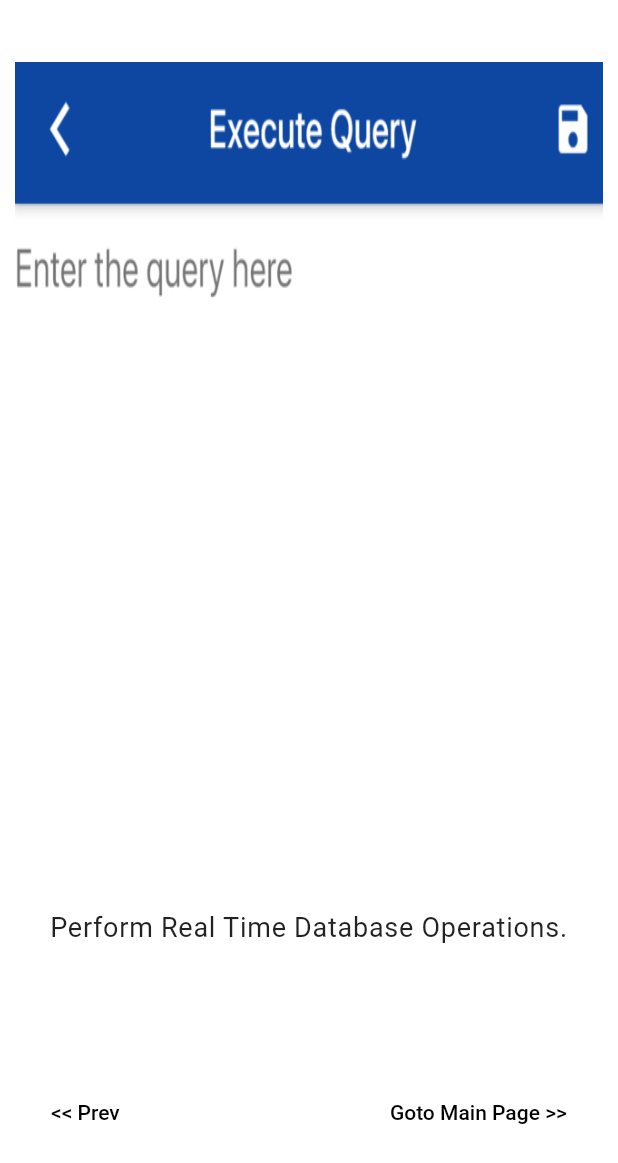
After one commit to nikhil-francium/francium_tech_sql, a Flutter app: the screen it shows after launch, after a tap on "Next >>", on a phone screen of 412 x 824 dp. The commit adds this screen. Shown: the top 1163 px of the screen. Run offline on Flutter 3.47's test engine with Material 2 defaults, Android fonts, the phone set to English and light mode, and no system bars; our stand-ins replace file_picker, flutter_slidable, font_awesome_flutter, shared_preferences; missing offline and left inert: flutter_webview_plugin, postgres; Roboto replaces fonts that are missing (Montserrat).

Commit message:
Added intro sliders and query validations

```diff
--- a/lib/models/postgres_connection_model.dart
+++ b/lib/models/postgres_connection_model.dart
@@ -2,19 +2,26 @@ import 'package:flutter/cupertino.dart';
 import 'package:francium_tech_sql/models/connection_model.dart';
 import 'package:postgres/postgres.dart';
 
+
 class PostgresConnectionModel {
 
-  static Future<PostgreSQLConnection> getConnection(
+  String message = '';
+  PostgreSQLConnection postgresConnection;
+
+
+  static Future<PostgresConnectionModel> getConnection(
       {@required ConnectionModel connectionModel}) async {
+    PostgresConnectionModel postgresConnectionModel = PostgresConnectionModel();
     PostgreSQLConnection postgreSQLConnection;
     try {
       postgreSQLConnection = new PostgreSQLConnection(connectionModel.host,
           int.parse(connectionModel.port), connectionModel.database,
           username: connectionModel.user, password: connectionModel.password);
       await postgreSQLConnection.open();
+      postgresConnectionModel.postgresConnection = postgreSQLConnection;
     } catch (e) {
-      return postgreSQLConnection;
+      postgresConnectionModel.message = e.toString();
     }
-    return postgreSQLConnection;
+    return postgresConnectionModel;
   }
 }
--- a/lib/pages/connections/list_connections.dart
+++ b/lib/pages/connections/list_connections.dart
@@ -6,6 +6,7 @@ import 'package:francium_tech_sql/pages/database/database_page.dart';
 import 'package:francium_tech_sql/providers/connections_list_provider.dart';
 import 'package:francium_tech_sql/providers/postgres_connection_provider.dart';
 import 'package:francium_tech_sql/widgets/DrawerWidget.dart';
+import 'package:francium_tech_sql/widgets/IntroSlides.dart';
 import 'package:provider/provider.dart';
 import 'package:flutter_slidable/flutter_slidable.dart';
 
@@ -72,20 +73,34 @@ class ConnectionsList extends StatelessWidget {
     }
 
     return Scaffold(
-      appBar: customAppBar(),
+      appBar: !(connectionsListProvider.sharedPreferences == null ||
+              connectionsListProvider.sharedPreferences.getBool('isNewUser') ?? true)
+          ? customAppBar()
+          : null,
       body: SafeArea(
-        child: Container(
+        child: connectionsListProvider.sharedPreferences == null
+            ? Center(
+                child: CircularProgressIndicator(),
+              )
+            : connectionsListProvider.sharedPreferences.getBool('isNewUser')?? true
+                ? IntroSlides()
+                : Container(
                     child: connectionsListProvider.connections.isEmpty
                         ? Center(
-                  child: Text(connectionsListProvider.sharedPreferences != null
+                            child: Text(
+                                connectionsListProvider.sharedPreferences !=
+                                        null
                                     ? 'No Connections Found'
                                     : 'Loading connections...'),
                           )
                         : ListView.builder(
-                  itemCount: connectionsListProvider.connections.length,
+                            itemCount:
+                                connectionsListProvider.connections.length,
                             itemBuilder: (context, index) =>
-                      ChangeNotifierProvider<PostgresConnectionProvider>.value(
-                        value: connectionsListProvider.connections[index],
+                                ChangeNotifierProvider<
+                                    PostgresConnectionProvider>.value(
+                                  value: connectionsListProvider
+                                      .connections[index],
                                   child: ConnectionUI(
                                     currentIndex: index,
                                     connectionModel: connectionsListProvider
@@ -94,9 +109,13 @@ class ConnectionsList extends StatelessWidget {
                                 )),
                   ),
       ),
-      drawer: DrawerWidget(),
+      drawer: Visibility(
+          visible: !(connectionsListProvider.sharedPreferences == null ||
+              connectionsListProvider.sharedPreferences.getBool('isNewUser')?? true),
+          child: DrawerWidget()),
       floatingActionButton: Visibility(
-        visible: connectionsListProvider.sharedPreferences != null,
+        visible: !(connectionsListProvider.sharedPreferences == null ||
+            connectionsListProvider.sharedPreferences.getBool('isNewUser')?? true),
         child: FloatingActionButton(
           onPressed: () {
             Navigator.push(context,
@@ -164,8 +183,8 @@ class ConnectionUI extends StatelessWidget {
                 SizedBox(
                   height: 10,
                 ),
-                _buildIconText(connectionModel.host,
-                    FontAwesomeIcons.server, Theme.of(context).textTheme.body1),
+                _buildIconText(connectionModel.host, FontAwesomeIcons.server,
+                    Theme.of(context).textTheme.body1),
                 SizedBox(
                   height: 10,
                 ),
@@ -183,26 +202,6 @@ class ConnectionUI extends StatelessWidget {
           ),
         ),
       );
-      // return Column(
-      //   children: <Widget>[
-      //     Padding(
-      //       padding: const EdgeInsets.all(8.0),
-      //       child: Text('Connection Name - ${connectionModel.connectionName}'),
-      //     ),
-      //     Padding(
-      //       padding: const EdgeInsets.all(8.0),
-      //       child: Text('Host - ${connectionModel.host}'),
-      //     ),
-      //     Padding(
-      //       padding: const EdgeInsets.all(8.0),
-      //       child: Text('User - ${connectionModel.user}'),
-      //     ),
-      //     Padding(
-      //       padding: const EdgeInsets.all(8.0),
-      //       child: Text('Database - ${connectionModel.database}'),
-      //     ),
-      //   ],
-      // );
     }
 
     return Container(
@@ -222,6 +221,7 @@ class ConnectionUI extends StatelessWidget {
             if (connectionsListProvider.selectedConnectionIndexes.length > 0) {
               highlightConnection(currentIndex);
             } else {
+              postgresConnectionProvider.connectionMessage = '';
               showDialog(
                   context: context,
                   barrierDismissible: false,
@@ -286,7 +286,6 @@ class _ConnectingDialogState extends State<ConnectingDialog> {
       PostgresConnectionProvider postgresConnectionProvider) async {
     final ConnectionsListProvider connectionsListProvider =
         Provider.of<ConnectionsListProvider>(context);
-
     await postgresConnectionProvider.connectToPostgres();
     if (postgresConnectionProvider.isConnected) {
       connectionsListProvider.currentConnectionIndex = widget.currentIndex;
@@ -318,7 +317,13 @@ class _ConnectingDialogState extends State<ConnectingDialog> {
                   child: CircularProgressIndicator()),
           Container(
               child: Text(
-                  '${connectionError ? 'Invalid Connection' : 'Connecting...'}'))
+                  '${connectionError ? 'Invalid Connection' : 'Connecting...'}')),
+          Container(
+              padding: EdgeInsets.symmetric(vertical: 5.0),
+              child: Text(
+                widget.postgresConnectionProvider.connectionMessage,
+                style: TextStyle(fontSize: 14),
+              )),
         ],
       ),
       actions: <Widget>[
--- a/lib/pages/connections/new_connection.dart
+++ b/lib/pages/connections/new_connection.dart
@@ -252,7 +252,7 @@ class _CreateConnectionState extends State<CreateConnection> {
       margin: EdgeInsets.all(15.0),
       child: RaisedButton(
         padding: EdgeInsets.symmetric(vertical: 15.0),
-        child: Text('${widget.index == null ? "Add" : "Edit"} Connection'),
+        child: Text('Save'),
         onPressed: () async {
           FocusScope.of(context).requestFocus(FocusNode());
           if (widget.formKey.currentState.validate()) {
--- a/lib/pages/database/database_page.dart
+++ b/lib/pages/database/database_page.dart
@@ -16,8 +16,8 @@ class DatabasePage extends StatelessWidget {
         Provider.of<PostgresConnectionProvider>(context);
 
     return WillPopScope(
-      onWillPop: () {
-        postgresConnectionProvider.closeConnection();
+      onWillPop: () async{
+        await postgresConnectionProvider.closeConnection();
         return Future.value(true);
       },
       child: SafeArea(
--- a/lib/pages/query/query_page.dart
+++ b/lib/pages/query/query_page.dart
@@ -120,7 +120,9 @@ class QueryEditorPage extends StatelessWidget {
           ),
         ]),
       ),
-      floatingActionButton: FloatingActionButton(
+      floatingActionButton: Visibility(
+        visible: postgresConnectionProvider.getQuery().trim().isNotEmpty,
+        child: FloatingActionButton(
           onPressed: () async {
             postgresConnectionProvider.resetPaginationCount();
             postgresConnectionProvider.resetFilters();
@@ -147,6 +149,7 @@ class QueryEditorPage extends StatelessWidget {
           },
           child: Icon(FontAwesomeIcons.bolt),
         ),
+      ),
     );
   }
 }
--- a/lib/providers/connections_list_provider.dart
+++ b/lib/providers/connections_list_provider.dart
@@ -25,6 +25,7 @@ class ConnectionsListProvider extends ChangeNotifier {
           sharedPreferences.getStringList('connections');
       if (connectionsList == null) {
         await sharedPreferences.setStringList('connections', []);
+        await sharedPreferences.setBool('isNewUser', true);
       } else {
         if (connectionsList.isNotEmpty) {
           connectionsList.forEach((connection) {
--- /dev/null
+++ b/lib/widgets/IntroSlides.dart
@@ -0,0 +1,137 @@
+import 'package:flutter/material.dart';
+import 'package:francium_tech_sql/pages/connections/list_connections.dart';
+import 'package:francium_tech_sql/providers/connections_list_provider.dart';
+import 'package:provider/provider.dart';
+
+class IntroSlides extends StatefulWidget {
+  @override
+  _IntroSlidesState createState() => _IntroSlidesState();
+}
+
+class _IntroSlidesState extends State<IntroSlides> {
+  final PageController pageController = PageController();
+  @override
+  Widget build(BuildContext context) {
+    return Container(
+        padding: EdgeInsets.symmetric(horizontal: 10.0),
+        child: PageView(
+          controller: pageController,
+          children: <Widget>[ListConnectionIntroPage(pageController: pageController,), DBOperationsPage(pageController: pageController,)],
+        ),
+    );
+  }
+}
+
+class ListConnectionIntroPage extends StatelessWidget {
+  final PageController pageController;
+  ListConnectionIntroPage({@required this.pageController});
+  @override
+  Widget build(BuildContext context) {
+    return Scaffold(
+      body: SafeArea(
+        child: Center(
+          child: Container(
+            child: ListView(
+              shrinkWrap: true,
+              children: <Widget>[
+                Container(
+                  height: MediaQuery.of(context).size.height * 0.6,
+                  decoration: BoxDecoration(
+                      image: DecorationImage(
+                          fit: BoxFit.fill,
+                          image: AssetImage(
+                              'assets/images/intro_slides/connections_list.png'))),
+                ),
+                Container(
+                  height: MediaQuery.of(context).size.height * 0.2,
+                  child: Center(child: Text('Remote database connection on the go.',textAlign: TextAlign.center,)),
+                ),
+                Container(
+                  height: MediaQuery.of(context).size.height * 0.1,
+                  child: Center(
+                    child: Container(
+                      alignment: Alignment.centerRight,
+                      child: FlatButton(
+                        child: Text('Next >>'),
+                        onPressed: () {
+                          pageController.animateToPage(1,duration: Duration(milliseconds: 500),curve: Curves.ease);
+                        },
+                      ),
+                    ),
+                  ),
+                )
+              ],
+            ),
+          ),
+        ),
+      ),
+    );
+  }
+}
+
+class DBOperationsPage extends StatelessWidget {
+  final PageController pageController;
+  DBOperationsPage({@required this.pageController});
+  @override
+  Widget build(BuildContext context) {
+    final ConnectionsListProvider connectionsListProvider =
+    Provider.of<ConnectionsListProvider>(context);
+    return Scaffold(
+      body: SafeArea(
+        child: Center(
+          child: Container(
+            child: ListView(
+              shrinkWrap: true,
+              children: <Widget>[
+                Container(
+                  height: MediaQuery.of(context).size.height * 0.6,
+                  decoration: BoxDecoration(
+                      image: DecorationImage(
+                          fit: BoxFit.fill,
+                          image: AssetImage(
+                              'assets/images/intro_slides/db_operations.png'))),
+                ),
+                Container(
+                  height: MediaQuery.of(context).size.height * 0.2,
+                  child: Center(child: Text('Perform Real Time Database Operations.',textAlign: TextAlign.center,)),
+                ),
+                Container(
+                  height: MediaQuery.of(context).size.height * 0.1,
+                  child: Center(
+                    child: Row(
+                      mainAxisAlignment: MainAxisAlignment.spaceBetween,
+                      children: <Widget>[
+                        Container(
+                          alignment: Alignment.centerLeft,
+                          child: FlatButton(
+                            child: Text('<< Prev'),
+                            onPressed: () {
+                              pageController.animateToPage(0,duration: Duration(milliseconds: 500),curve: Curves.ease);
+                            },
+                          ),
+                        ),
+                        Container(
+                          alignment: Alignment.centerRight,
+                          child: FlatButton(
+                            child: Text('Goto Main Page >>'),
+                            onPressed: () async{
+                              await connectionsListProvider.sharedPreferences.setBool('isNewUser', false);
+                             Navigator.push(context, MaterialPageRoute(builder: (context)=> ChangeNotifierProvider<ConnectionsListProvider>.value(
+                               value: connectionsListProvider,
+                               child: ConnectionsList(),
+                             )));
+                            },
+                          ),
+                        ),
+                      ],
+                    ),
+                  ),
+                )
+              ],
+            ),
+          ),
+        ),
+      ),
+    );
+  }
+}
```
Also changed, not shown: lib/providers/postgres_connection_provider.dart (+13 -8 lines), lib/widgets/DrawerWidget.dart (+50 -13 lines), pubspec.yaml (+5 -3 lines), assets/fonts/IndieFlower-Regular.ttf (added), assets/images/fr.png (added), assets/images/intro_slides/connections_list.png (added), assets/images/intro_slides/db_operations.png (added), assets/images/logo.png (added), assets/images/splash_image.png (added), pubspec.lock, 1 other file. Lines whose indentation alone changed are shown as unchanged.
